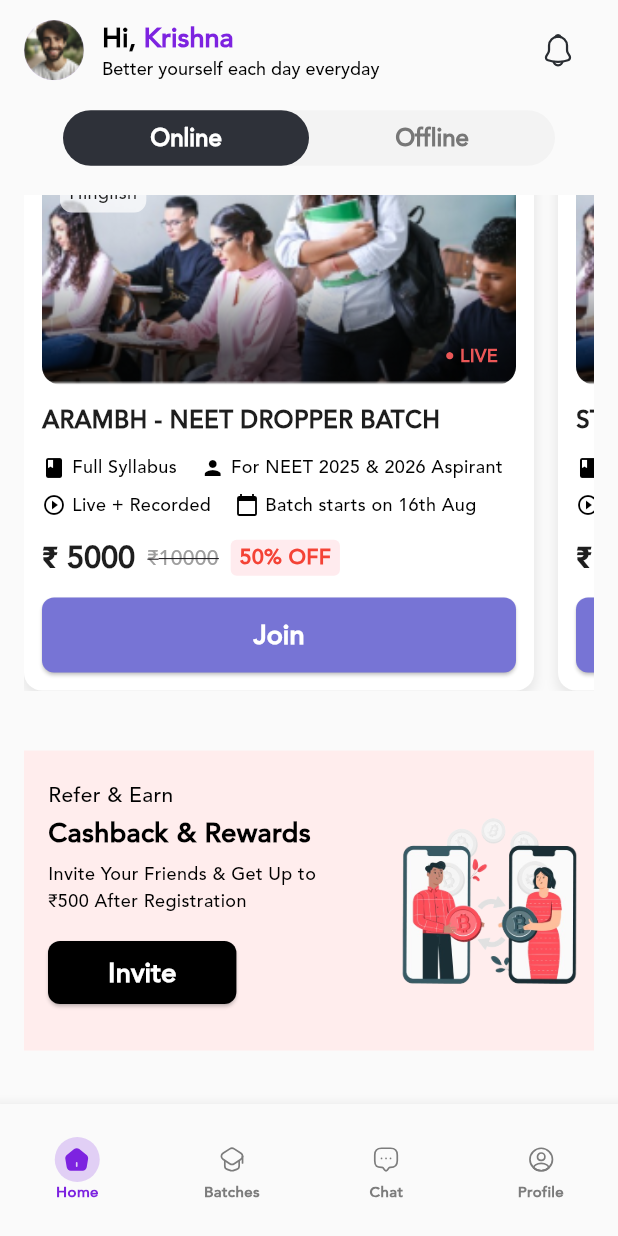
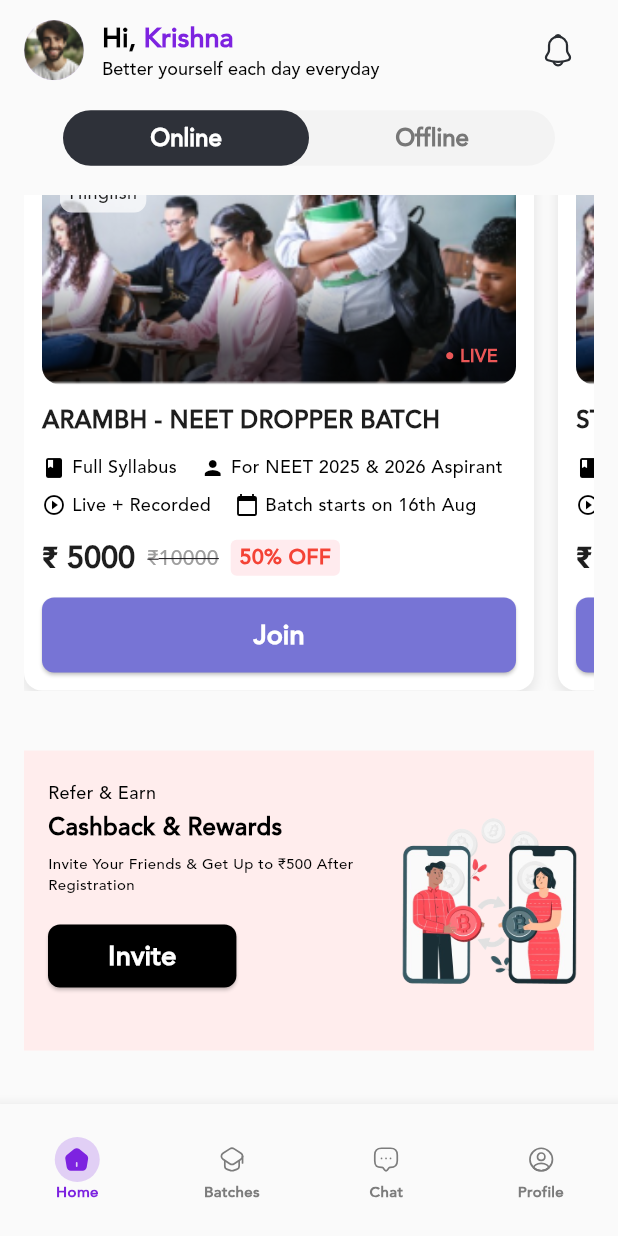
Before and after one commit to aaryanraj25/ostello, a Flutter app: the screen it shows after launch, scrolled down 1101 dp, on a phone screen of 412 x 824 dp. Run offline on Flutter 3.47's test engine with Material 3 defaults, Android fonts, the phone set to English and light mode, and no system bars; our stand-ins replace flutter_riverpod, flutter_svg, google_fonts.

Commit message:
commit changes

```diff
--- a/lib/features/home/presentation/widgets/refferal_widget.dart
+++ b/lib/features/home/presentation/widgets/refferal_widget.dart
@@ -26,7 +26,7 @@ class ReferralWidget extends StatelessWidget {
                     'Refer & Earn',
                     style: TextStyle(
                       fontFamily: 'Avenir',
-                      fontSize: 14,
+                      fontSize: 12,
                       fontWeight: FontWeight.w500,
                       color: Colors.black,
                     ),
@@ -36,7 +36,7 @@ class ReferralWidget extends StatelessWidget {
                     'Cashback & Rewards',
                     style: TextStyle(
                       fontFamily: 'Avenir',
-                      fontSize: 18,
+                      fontSize: 16,
                       fontWeight: FontWeight.w800,
                       color: Colors.black,
                     ),
@@ -46,7 +46,7 @@ class ReferralWidget extends StatelessWidget {
                     'Invite Your Friends & Get Up to ₹500 After Registration',
                     style: TextStyle(
                       fontFamily: 'Avenir',
-                      fontSize: 12,
+                      fontSize: 10,
                       fontWeight: FontWeight.w400,
                       color: Colors.black,
                     ),
```
